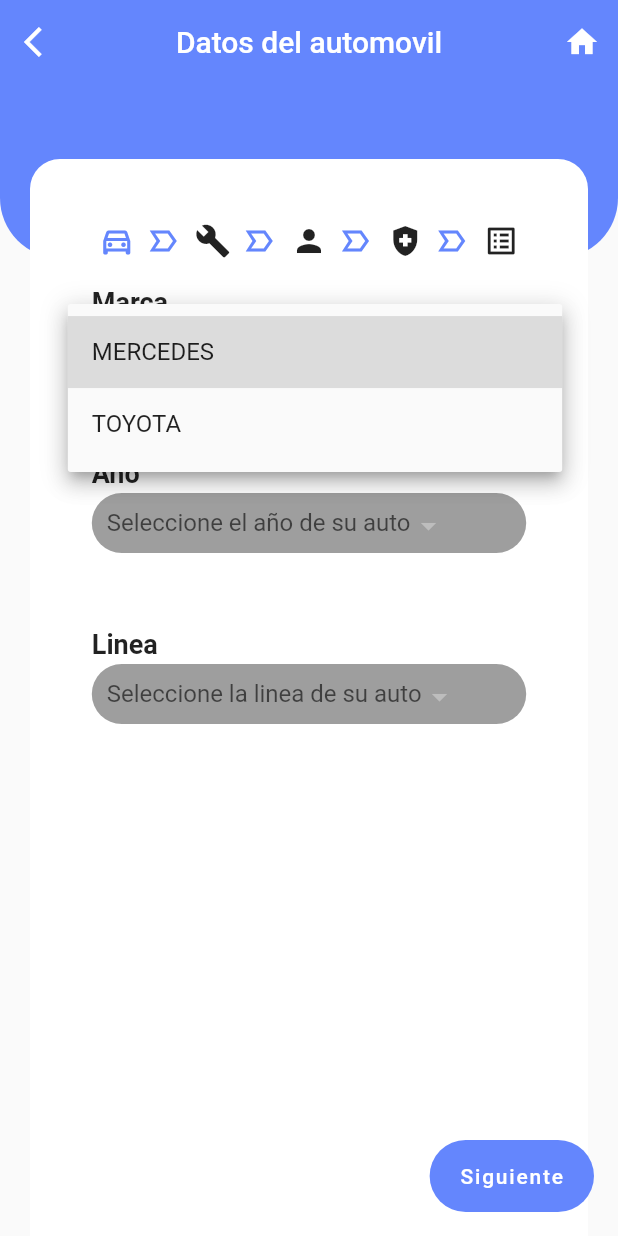
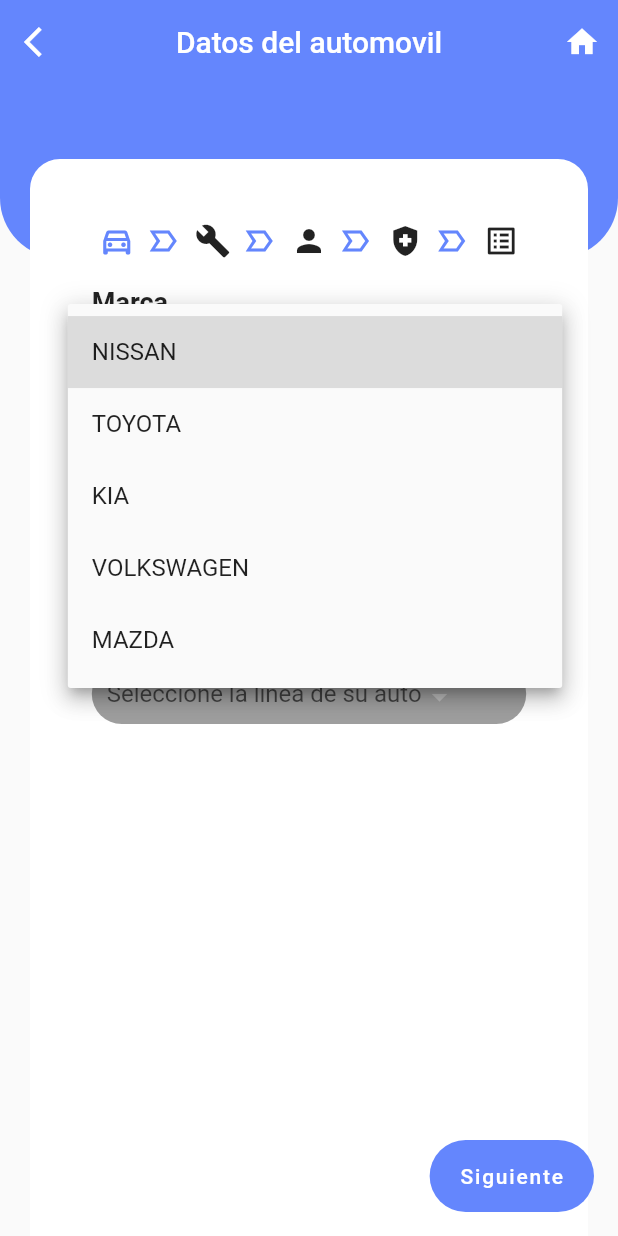
Before and after one commit to Sam200018/quotation, a Flutter app: the CarDataPage screen opened by its route, after a tap on "Seleccione la marca de su auto", on a phone screen of 412 x 824 dp. Run offline on Flutter 3.47's test engine with Material 2 defaults, Android fonts, the light colour scheme and no system bars; our stand-ins replace bloc, dio, equatable, flutter_bloc, go_router, sizer.

Commit message:
Se agregaron marcas de carros

```diff
--- a/lib/ui/pages/car_data_page.dart
+++ b/lib/ui/pages/car_data_page.dart
@@ -41,7 +41,7 @@
                 hintText: state.make.isEmpty
                     ? 'Seleccione la marca de su auto'
                     : state.make,
-                dropdownItems: ["mercedes", "toyota"],
+                dropdownItems: ["Nissan", "Toyota", "KIA", "Volkswagen", "Mazda"],
                 onChange: (make) {
                   if (make != null) {
                     context.read<FormsBloc>().add(ChangedMake(make));
```
